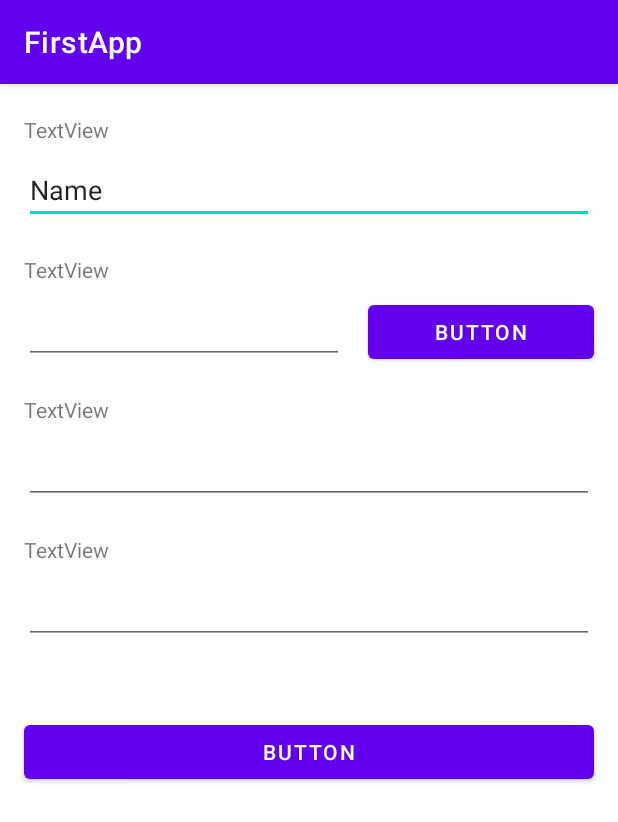
After one commit to record-it/techelf-android-course, an Android app: the ConstraintLayoutActivity screen opened directly, with no data from a screen before it, on a phone screen of 412 x 824 dp. The commit adds this screen. Shown: the top 822 px of the screen. Run offline under Robolectric (Android 15) with nearby library versions, the phone set to English and light mode, and no system bars.

Commit message:
constraint layout

```diff
--- a/app/src/main/AndroidManifest.xml
+++ b/app/src/main/AndroidManifest.xml
@@ -12,6 +12,13 @@
         android:supportsRtl="true"
         android:theme="@style/Theme.FirstApp"
         tools:targetApi="31">
+        <activity
+            android:name=".ConstraintLayoutActivity"
+            android:exported="false">
+            <meta-data
+                android:name="android.app.lib_name"
+                android:value="" />
+        </activity>
         <activity
             android:name=".CreateActivity"
             android:exported="false">
--- /dev/null
+++ b/app/src/main/java/pl/recordit/examples/techlif/first/ConstraintLayoutActivity.java
@@ -0,0 +1,14 @@
+package pl.recordit.examples.techlif.first;
+
+import androidx.appcompat.app.AppCompatActivity;
+
+import android.os.Bundle;
+
+public class ConstraintLayoutActivity extends AppCompatActivity {
+
+    @Override
+    protected void onCreate(Bundle savedInstanceState) {
+        super.onCreate(savedInstanceState);
+        setContentView(R.layout.activity_constraint_layout);
+    }
+}
--- a/app/src/main/java/pl/recordit/examples/techlif/first/CreateActivity.java
+++ b/app/src/main/java/pl/recordit/examples/techlif/first/CreateActivity.java
@@ -1,5 +1,6 @@
 package pl.recordit.examples.techlif.first;
 
+import androidx.annotation.NonNull;
 import androidx.appcompat.app.AppCompatActivity;
 
 import android.content.Intent;
@@ -65,7 +66,7 @@ public class CreateActivity extends AppCompatActivity {
         sendEmailButton = findViewById(R.id.sendEmailButton);
         sendEmailButton.setOnClickListener(v -> {
             Intent actionIntent = new Intent(Intent.ACTION_SENDTO);
-            actionIntent.setData(Uri.parse("boss@techelf.pl"));
+            actionIntent.setData(Uri.parse("mailto:boss@techelf.pl"));
             actionIntent.putExtra(Intent.EXTRA_SUBJECT, "Hello");
             actionIntent.putExtra(Intent.EXTRA_TEXT, "Hello");
             actionIntent.setType("message/rfc822");
@@ -75,6 +76,19 @@ public class CreateActivity extends AppCompatActivity {
         //w obłudze przycisku uruchom intencję typu ACTION_DIAL z URI tel:123
         //lub akcję typu ACTION_VIEW z URI content://contacts/people/1
         //lub ACTION_VIEW z adresem strony w URI
+    }
 
+    @Override
+    protected void onSaveInstanceState(@NonNull Bundle outState) {
+        super.onSaveInstanceState(outState);
+        outState.putString("data","1234");
+        Log.i(TAG, "Data saved ");
+    }
+
+    @Override
+    protected void onRestoreInstanceState(@NonNull Bundle savedInstanceState) {
+        super.onRestoreInstanceState(savedInstanceState);
+        String data = savedInstanceState.getString("data");
+        Log.i(TAG, "Restored data: " + data);
     }
 }
--- /dev/null
+++ b/app/src/main/res/layout/activity_constraint_layout.xml
@@ -0,0 +1,125 @@
+<?xml version="1.0" encoding="utf-8"?>
+<androidx.constraintlayout.widget.ConstraintLayout xmlns:android="http://schemas.android.com/apk/res/android"
+    xmlns:app="http://schemas.android.com/apk/res-auto"
+    xmlns:tools="http://schemas.android.com/tools"
+    android:layout_width="match_parent"
+    android:layout_height="match_parent"
+    tools:context=".ConstraintLayoutActivity">
+
+    <Button
+        android:id="@+id/button"
+        android:layout_width="0dp"
+        android:layout_height="wrap_content"
+        android:layout_marginTop="48dp"
+        android:text="Button"
+        app:layout_constraintEnd_toStartOf="@+id/guideline3"
+        app:layout_constraintStart_toStartOf="@+id/guideline2"
+        app:layout_constraintTop_toBottomOf="@+id/editTextPhone" />
+
+    <androidx.constraintlayout.widget.Guideline
+        android:id="@+id/guideline2"
+        android:layout_width="wrap_content"
+        android:layout_height="wrap_content"
+        android:orientation="vertical"
+        app:layout_constraintGuide_begin="16dp" />
+
+    <androidx.constraintlayout.widget.Guideline
+        android:id="@+id/guideline3"
+        android:layout_width="wrap_content"
+        android:layout_height="wrap_content"
+        android:orientation="vertical"
+        app:layout_constraintGuide_end="16dp" />
+
+    <TextView
+        android:id="@+id/textView"
+        android:layout_width="wrap_content"
+        android:layout_height="wrap_content"
+        android:layout_marginBottom="8dp"
+        android:text="TextView"
+        app:layout_constraintBottom_toTopOf="@+id/editTextTextPersonName"
+        app:layout_constraintStart_toStartOf="@+id/editTextTextPersonName" />
+
+    <EditText
+        android:id="@+id/editTextTextPersonName"
+        android:layout_width="0dp"
+        android:layout_height="wrap_content"
+        android:layout_marginTop="48dp"
+        android:ems="10"
+        android:inputType="textPersonName"
+        android:text="Name"
+        app:layout_constraintEnd_toStartOf="@+id/guideline3"
+        app:layout_constraintHorizontal_bias="0.0"
+        app:layout_constraintStart_toStartOf="@+id/guideline2"
+        app:layout_constraintTop_toTopOf="parent" />
+
+    <EditText
+        android:id="@+id/editTextTime"
+        android:layout_width="wrap_content"
+        android:layout_height="wrap_content"
+        android:layout_marginTop="48dp"
+        android:ems="10"
+        android:inputType="time"
+        app:layout_constraintStart_toStartOf="@+id/guideline2"
+        app:layout_constraintTop_toBottomOf="@+id/editTextTextPersonName" />
+
+    <Button
+        android:id="@+id/button2"
+        android:layout_width="0dp"
+        android:layout_height="wrap_content"
+        android:layout_marginStart="16dp"
+        android:text="Button"
+        app:layout_constraintEnd_toStartOf="@+id/guideline3"
+        app:layout_constraintHorizontal_bias="1.0"
+        app:layout_constraintStart_toEndOf="@+id/editTextTime"
+        app:layout_constraintTop_toTopOf="@+id/editTextTime" />
+
+    <TextView
+        android:id="@+id/textView3"
+        android:layout_width="wrap_content"
+        android:layout_height="wrap_content"
+        android:layout_marginBottom="8dp"
+        android:text="TextView"
+        app:layout_constraintBottom_toTopOf="@+id/editTextTime"
+        app:layout_constraintStart_toStartOf="@+id/editTextTime" />
+
+    <EditText
+        android:id="@+id/editTextTextEmailAddress"
+        android:layout_width="0dp"
+        android:layout_height="wrap_content"
+        android:layout_marginTop="48dp"
+        android:ems="10"
+        android:inputType="textEmailAddress"
+        app:layout_constraintEnd_toStartOf="@+id/guideline3"
+        app:layout_constraintStart_toStartOf="@+id/guideline2"
+        app:layout_constraintTop_toBottomOf="@+id/editTextTime" />
+
+    <EditText
+        android:id="@+id/editTextPhone"
+        android:layout_width="0dp"
+        android:layout_height="wrap_content"
+        android:layout_marginTop="48dp"
+        android:ems="10"
+        android:inputType="phone"
+        app:layout_constraintEnd_toStartOf="@+id/guideline3"
+        app:layout_constraintStart_toStartOf="@+id/guideline2"
+        app:layout_constraintTop_toBottomOf="@+id/editTextTextEmailAddress" />
+
+    <TextView
+        android:id="@+id/textView4"
+        android:layout_width="wrap_content"
+        android:layout_height="wrap_content"
+        android:layout_marginBottom="8dp"
+        android:text="TextView"
+        app:layout_constraintBottom_toTopOf="@+id/editTextTextEmailAddress"
+        app:layout_constraintStart_toStartOf="@+id/editTextTextEmailAddress" />
+
+    <TextView
+        android:id="@+id/textView5"
+        android:layout_width="wrap_content"
+        android:layout_height="wrap_content"
+        android:layout_marginBottom="8dp"
+        android:text="TextView"
+        app:layout_constraintBottom_toTopOf="@+id/editTextPhone"
+        app:layout_constraintStart_toStartOf="@+id/editTextPhone" />
+
+</androidx.constraintlayout.widget.ConstraintLayout>
```
